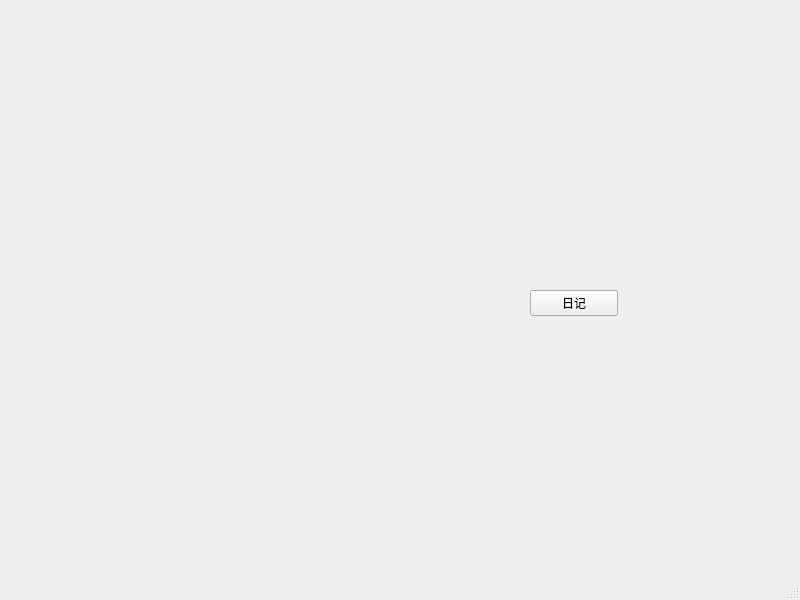
The window that ui/mainwindow.ui (ruguiima/travel-system-BUPT) describes before a commit, drawn with Qt 5.
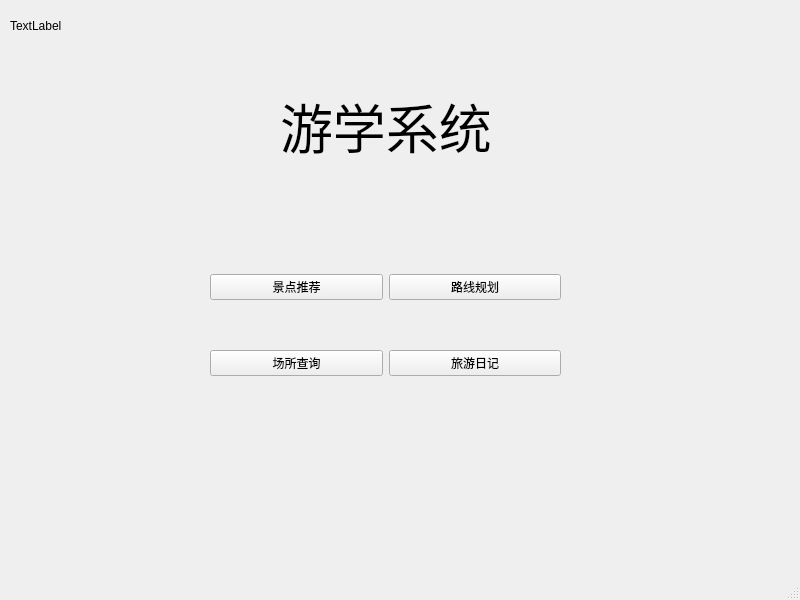
The same window after the commit.

Commit message: 稍微改善主页面

```diff
--- a/ui/mainwindow.ui
+++ b/ui/mainwindow.ui
@@ -14,17 +14,75 @@
    <string>MainWindow</string>
   </property>
   <widget class="QWidget" name="centralwidget">
-   <widget class="QPushButton" name="diary_widget">
+   <widget class="QLabel" name="title">
     <property name="geometry">
      <rect>
-      <x>530</x>
-      <y>290</y>
-      <width>88</width>
-      <height>26</height>
+      <x>280</x>
+      <y>80</y>
+      <width>221</width>
+      <height>91</height>
      </rect>
     </property>
+    <property name="font">
+     <font>
+      <pointsize>40</pointsize>
+     </font>
+    </property>
     <property name="text">
-     <string>日记</string>
+     <string>游学系统</string>
+    </property>
+   </widget>
+   <widget class="QWidget" name="gridLayoutWidget">
+    <property name="geometry">
+     <rect>
+      <x>210</x>
+      <y>230</y>
+      <width>351</width>
+      <height>191</height>
+     </rect>
+    </property>
+    <layout class="QGridLayout" name="gridLayout">
+     <item row="0" column="0">
+      <widget class="QPushButton" name="sitewidget">
+       <property name="text">
+        <string>景点推荐</string>
+       </property>
+      </widget>
+     </item>
+     <item row="0" column="1">
+      <widget class="QPushButton" name="roadwidget">
+       <property name="text">
+        <string>路线规划</string>
+       </property>
+      </widget>
+     </item>
+     <item row="1" column="1">
+      <widget class="QPushButton" name="diary_widget">
+       <property name="text">
+        <string>旅游日记</string>
+       </property>
+      </widget>
+     </item>
+     <item row="1" column="0">
+      <widget class="QPushButton" name="placewidget">
+       <property name="text">
+        <string>场所查询</string>
+       </property>
+      </widget>
+     </item>
+    </layout>
+   </widget>
+   <widget class="QLabel" name="welcome">
+    <property name="geometry">
+     <rect>
+      <x>10</x>
+      <y>10</y>
+      <width>241</width>
+      <height>31</height>
+     </rect>
+    </property>
+    <property name="text">
+     <string>TextLabel</string>
     </property>
    </widget>
   </widget>
```
The commit also changes 1 other file.
